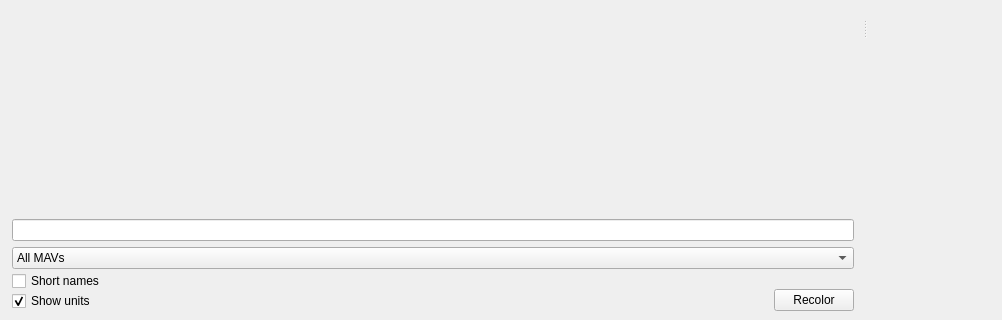
mavlink/qgroundcontrol, file src/ui/Linechart.ui: the form before one commit; both pictures show x 0 to 1002 and y 265 to 585 of the 1337 by 585 pixel window.
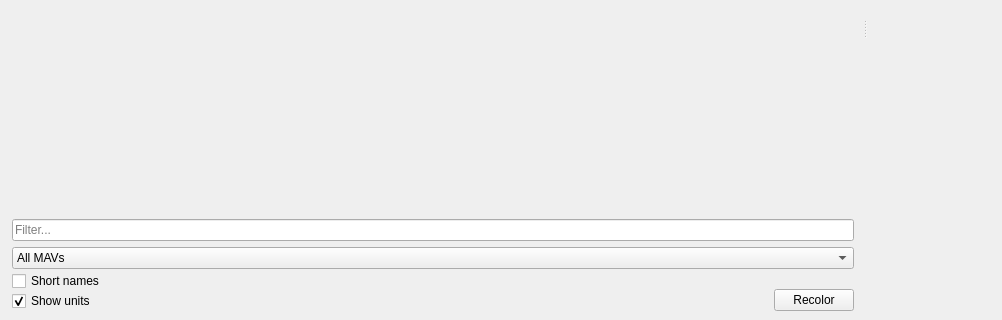
The form after the commit.

Commit message: set placeholderText plotFilterLineEdit

The edit to the form file:
```diff
--- a/src/ui/Linechart.ui
+++ b/src/ui/Linechart.ui
@@ -219,7 +219,11 @@
         </layout>
        </item>
        <item row="1" column="0">
-        <widget class="QLineEdit" name="plotFilterLineEdit"/>
+        <widget class="QLineEdit" name="plotFilterLineEdit">
+         <property name="placeholderText">
+          <string>Filter...</string>
+         </property>
+        </widget>
        </item>
       </layout>
      </widget>
```
